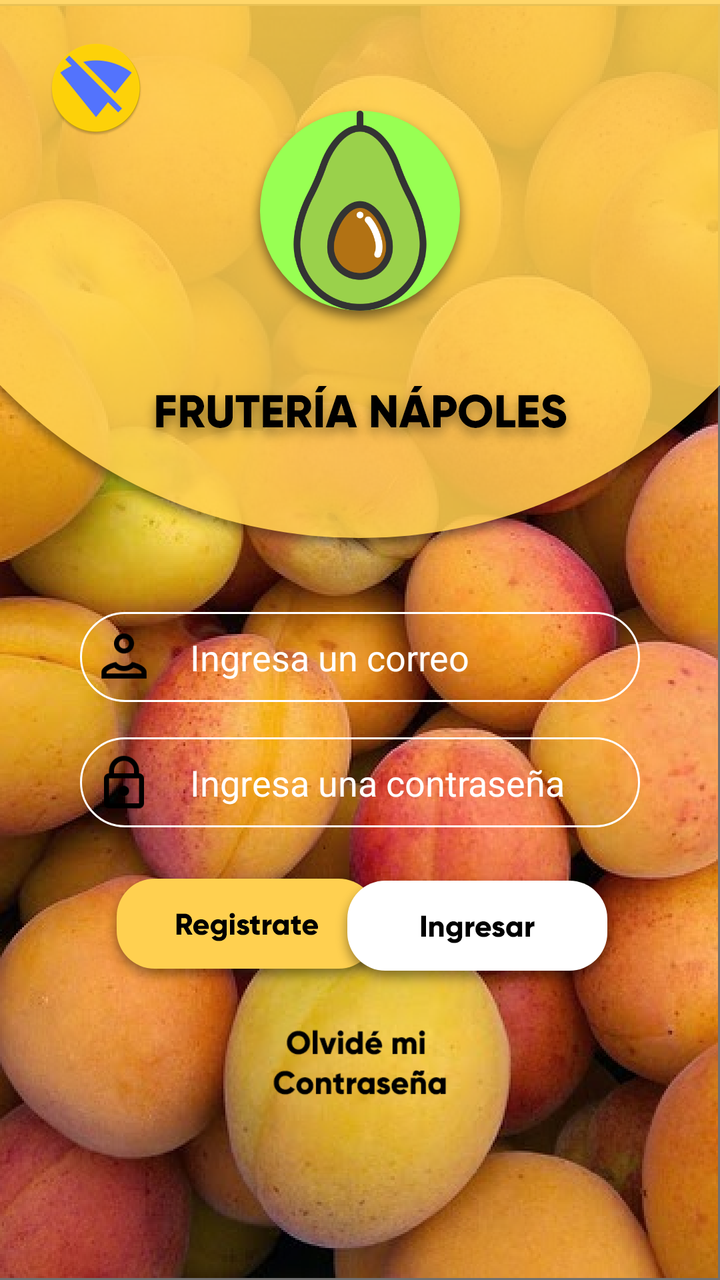
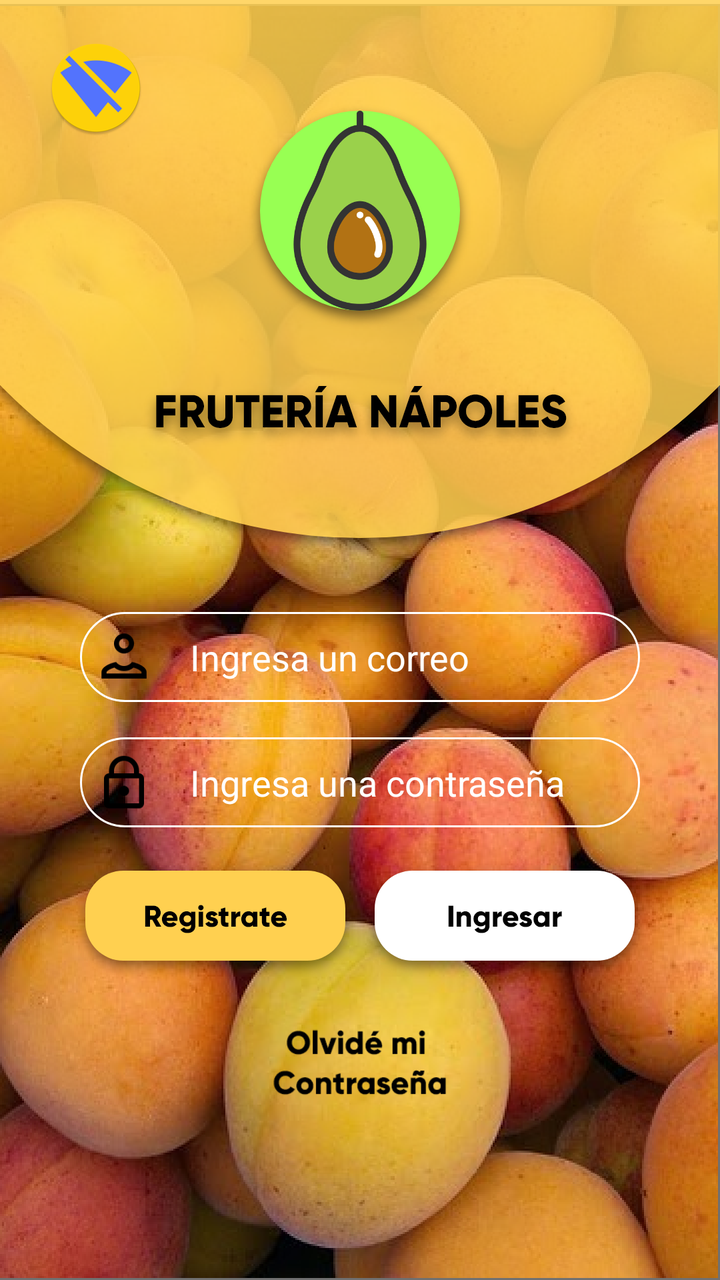

Two renders of the same Android screen: before a commit and after it. Below are the layout's source before the change and the commit's diff.
<!-- AndroidManifest.xml: application theme AppTheme -->
<!-- res/layout/activity_ingresar.xml -->
<?xml version="1.0" encoding="utf-8"?>
<android.support.constraint.ConstraintLayout xmlns:android="http://schemas.android.com/apk/res/android"
    xmlns:app="http://schemas.android.com/apk/res-auto"
    xmlns:tools="http://schemas.android.com/tools"
    android:layout_width="match_parent"
    android:layout_height="match_parent"
    android:background="@drawable/login"
    android:gravity="center"
    android:padding="20dp"

    android:orientation="vertical"
    tools:context=".IngresarActivity">

    <ImageButton
        android:id="@+id/activity_ingresar_nowifibutton"
        android:layout_width="wrap_content"
        android:layout_height="wrap_content"
        android:layout_alignParentStart="true"
        android:layout_alignParentTop="true"
        android:layout_marginStart="4dp"
        android:background="@drawable/circleshape"
        app:layout_constraintStart_toStartOf="parent"
        app:layout_constraintTop_toTopOf="parent"
        app:srcCompat="@mipmap/ic_nowifi" />


    <ImageView
        android:id="@+id/imageView2"
        android:layout_width="wrap_content"
        android:layout_height="wrap_content"
        android:layout_marginStart="8dp"
        android:layout_marginTop="8dp"
        android:layout_marginEnd="8dp"
        android:layout_marginBottom="8dp"
        app:layout_constraintBottom_toBottomOf="parent"
        app:layout_constraintEnd_toEndOf="parent"
        app:layout_constraintStart_toStartOf="parent"
        app:layout_constraintTop_toTopOf="parent"
        app:layout_constraintVertical_bias="0.046"
        app:srcCompat="@drawable/logoaguacate" />

    <ImageView
        android:id="@+id/imageView3"
        android:layout_width="wrap_content"
        android:layout_height="wrap_content"
        android:layout_marginStart="8dp"
        android:layout_marginTop="8dp"
        android:layout_marginEnd="8dp"
        android:layout_marginBottom="8dp"
        app:layout_constraintBottom_toBottomOf="parent"
        app:layout_constraintEnd_toEndOf="parent"
        app:layout_constraintHorizontal_bias="0.503"
        app:layout_constraintStart_toStartOf="parent"
        app:layout_constraintTop_toTopOf="parent"
        app:layout_constraintVertical_bias="0.293"
        app:srcCompat="@drawable/fruterianapoles" />

    <EditText
        android:id="@+id/usuario"
        android:layout_width="wrap_content"
        android:layout_height="45dp"
        android:layout_marginStart="8dp"
        android:layout_marginTop="8dp"
        android:layout_marginEnd="8dp"
        android:layout_marginBottom="8dp"
        android:background="@drawable/textuser"
        android:textColor="@color/white"
        android:textColorHint="@color/white"
        android:ems="10"
        android:hint="Ingresa un correo"
        android:inputType="textEmailAddress"
        android:paddingLeft="55dp"
        app:layout_constraintBottom_toBottomOf="parent"
        app:layout_constraintEnd_toEndOf="parent"
        app:layout_constraintHorizontal_bias="0.503"
        app:layout_constraintStart_toStartOf="parent"
        app:layout_constraintTop_toTopOf="parent"
        app:layout_constraintVertical_bias="0.516" />

    <EditText
        android:id="@+id/password"
        android:layout_width="wrap_content"
        android:layout_height="wrap_content"
        android:layout_marginStart="8dp"
        android:layout_marginTop="8dp"
        android:layout_marginEnd="8dp"
        android:textColor="@color/white"
        android:textColorHint="@color/white"
        android:layout_marginBottom="8dp"
        android:background="@drawable/textpassword"
        android:ems="10"
        android:hint="Ingresa una contraseña"
        android:inputType="textPassword"
        android:paddingLeft="55dp"
        app:layout_constraintBottom_toBottomOf="parent"
        app:layout_constraintEnd_toEndOf="parent"
        app:layout_constraintStart_toStartOf="parent"
        app:layout_constraintTop_toTopOf="parent"
        app:layout_constraintVertical_bias="0.632" />

    <Button
        android:id="@+id/crearbutton"
        android:layout_width="wrap_content"
        android:layout_height="wrap_content"
        android:layout_marginStart="8dp"
        android:layout_marginTop="8dp"
        android:layout_marginEnd="8dp"
        android:layout_marginBottom="8dp"

        android:background="@drawable/botonregistro"
        app:layout_constraintBottom_toBottomOf="parent"
        app:layout_constraintEnd_toEndOf="parent"
        app:layout_constraintHorizontal_bias="0.136"
        app:layout_constraintStart_toStartOf="parent"
        app:layout_constraintTop_toTopOf="parent"
        app:layout_constraintVertical_bias="0.778" />

    <Button
        android:id="@+id/ingresarbutton"
        android:layout_width="wrap_content"
        android:layout_height="wrap_content"
        android:layout_marginStart="8dp"
        android:layout_marginTop="8dp"
        android:layout_marginEnd="8dp"
        android:layout_marginBottom="8dp"
        android:background="@drawable/botoningresar"
        app:layout_constraintBottom_toBottomOf="parent"
        app:layout_constraintEnd_toEndOf="parent"
        app:layout_constraintHorizontal_bias="0.877"
        app:layout_constraintStart_toStartOf="parent"
        app:layout_constraintTop_toTopOf="parent"
        app:layout_constraintVertical_bias="0.78" />

    <Button
        android:id="@+id/olvidebutton"
        android:layout_width="wrap_content"
        android:layout_height="40dp"
        android:layout_marginStart="8dp"
        android:layout_marginTop="8dp"
        android:layout_marginEnd="8dp"
        android:layout_marginBottom="8dp"
        android:background="@drawable/olvidecontrasena"
        app:layout_constraintBottom_toBottomOf="parent"
        app:layout_constraintEnd_toEndOf="parent"
        app:layout_constraintStart_toStartOf="parent"
        app:layout_constraintTop_toTopOf="parent"
        app:layout_constraintVertical_bias="0.89" />

</android.support.constraint.ConstraintLayout>
<!-- resources referenced by this layout -->
<resources>
  <color name="white">#FFFFFF</color>
  <!-- drawable botoningresar: png bitmap (drawable-hdpi, 4794 bytes) -->
  <!-- drawable botonregistro: png bitmap (drawable-hdpi, 5277 bytes) -->
  <!-- drawable circleshape (drawable) -->
  <?xml version="1.0" encoding="utf-8"?>
  <shape xmlns:android="http://schemas.android.com/apk/res/android"
      android:innerRadius="0dp"
      android:shape="ring"
      android:thickness="40dp"
      android:useLevel="false">
  </shape>
  <!-- drawable fruterianapoles: png bitmap (drawable-hdpi, 7558 bytes) -->
  <!-- drawable login: png bitmap (drawable-hdpi, 583328 bytes) -->
  <!-- drawable logoaguacate: png bitmap (drawable-hdpi, 14362 bytes) -->
  <!-- drawable olvidecontrasena: png bitmap (drawable-hdpi, 1592 bytes) -->
  <!-- drawable textpassword: png bitmap (drawable-hdpi, 2437 bytes) -->
  <!-- drawable textuser: png bitmap (drawable-hdpi, 2576 bytes) -->
  <!-- mipmap ic_nowifi: png bitmap (mipmap-hdpi, 3419 bytes) -->
  <style name="AppTheme" parent="Theme.AppCompat.Light.NoActionBar">
          
          <item name="colorPrimary">@color/colorPrimary</item>
          <item name="colorPrimaryDark">@color/colorPrimaryDark</item>
          <item name="colorAccent">@color/colorAccent</item>
      </style>
  <color name="colorPrimary">#8BC34A</color>
  <color name="colorPrimaryDark">#FFD050</color>
  <color name="colorAccent">#FFEB3B</color>
</resources>

<!-- the commit's change to res/layout/activity_ingresar.xml (unified diff, before → after) -->
@@ -110,10 +110,10 @@
         android:background="@drawable/botonregistro"
         app:layout_constraintBottom_toBottomOf="parent"
         app:layout_constraintEnd_toEndOf="parent"
-        app:layout_constraintHorizontal_bias="0.136"
+        app:layout_constraintHorizontal_bias="0.036"
         app:layout_constraintStart_toStartOf="parent"
         app:layout_constraintTop_toTopOf="parent"
-        app:layout_constraintVertical_bias="0.778" />
+        app:layout_constraintVertical_bias="0.77" />
 
     <Button
         android:id="@+id/ingresarbutton"
@@ -126,10 +126,10 @@
         android:background="@drawable/botoningresar"
         app:layout_constraintBottom_toBottomOf="parent"
         app:layout_constraintEnd_toEndOf="parent"
-        app:layout_constraintHorizontal_bias="0.877"
+        app:layout_constraintHorizontal_bias="0.963"
         app:layout_constraintStart_toStartOf="parent"
         app:layout_constraintTop_toTopOf="parent"
-        app:layout_constraintVertical_bias="0.78" />
+        app:layout_constraintVertical_bias="0.77" />
 
     <Button
         android:id="@+id/olvidebutton"
